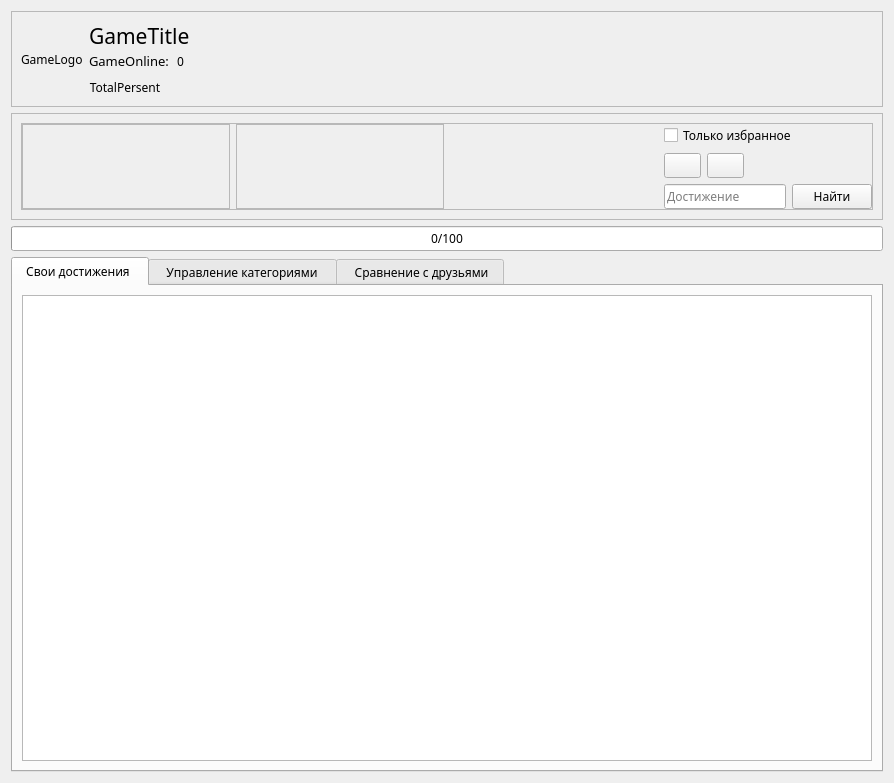
Arankir/AraSteamManager, file AraSteamManager/AchievementsSubForms/formachievements.ui: the form before one commit.
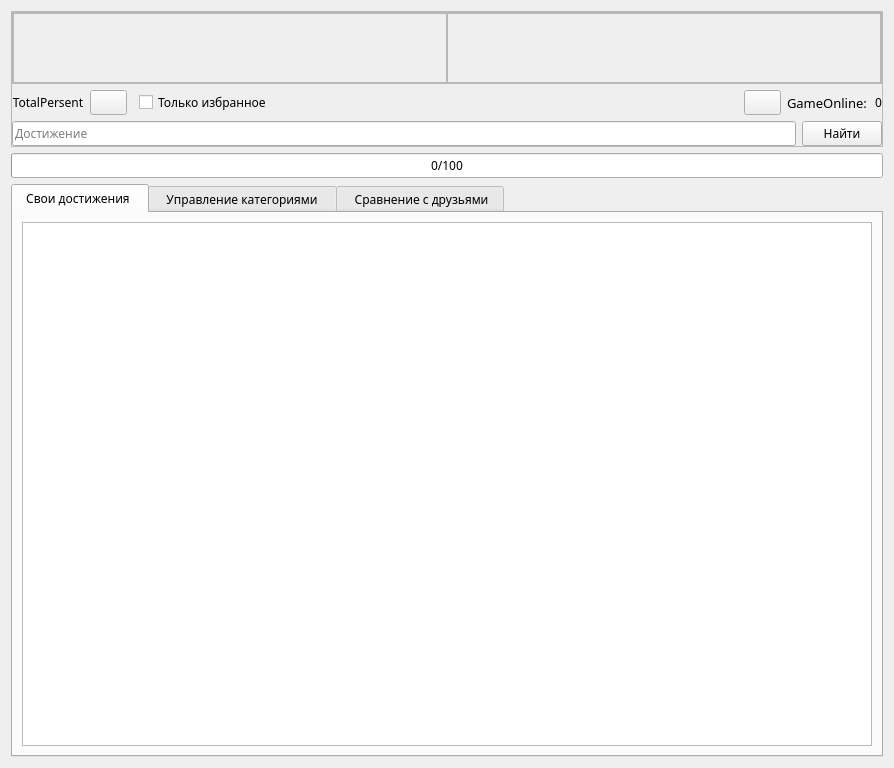
The form after the commit. The open tabs and pages were chosen to show the change. Custom widgets are drawn as their Qt base class.

```diff
--- a/AraSteamManager/AchievementsSubForms/formachievements.ui
+++ b/AraSteamManager/AchievementsSubForms/formachievements.ui
@@ -20,188 +20,6 @@
   </property>
   <layout class="QVBoxLayout" name="verticalLayout_6">
    <item>
-    <widget class="QFrame" name="FrameGameInfo">
-     <property name="maximumSize">
-      <size>
-       <width>16777215</width>
-       <height>100</height>
-      </size>
-     </property>
-     <property name="frameShape">
-      <enum>QFrame::StyledPanel</enum>
-     </property>
-     <property name="frameShadow">
-      <enum>QFrame::Raised</enum>
-     </property>
-     <layout class="QHBoxLayout" name="horizontalLayout_7">
-      <item>
-       <layout class="QVBoxLayout" name="verticalLayout_7">
-        <item>
-         <widget class="QLabel" name="LabelGameLogo">
-          <property name="sizePolicy">
-           <sizepolicy hsizetype="Minimum" vsizetype="Preferred">
-            <horstretch>0</horstretch>
-            <verstretch>0</verstretch>
-           </sizepolicy>
-          </property>
-          <property name="text">
-           <string notr="true">GameLogo</string>
-          </property>
-         </widget>
-        </item>
-       </layout>
-      </item>
-      <item>
-       <layout class="QVBoxLayout" name="verticalLayout_8">
-        <item>
-         <layout class="QVBoxLayout" name="verticalLayout">
-          <property name="spacing">
-           <number>0</number>
-          </property>
-          <item>
-           <layout class="QHBoxLayout" name="horizontalLayout_4">
-            <item>
-             <widget class="QLabel" name="LabelGameTitle">
-              <property name="sizePolicy">
-               <sizepolicy hsizetype="Expanding" vsizetype="Preferred">
-                <horstretch>0</horstretch>
-                <verstretch>0</verstretch>
-               </sizepolicy>
-              </property>
-              <property name="font">
-               <font>
-                <pointsize>16</pointsize>
-                <weight>50</weight>
-                <bold>false</bold>
-               </font>
-              </property>
-              <property name="text">
-               <string notr="true">GameTitle</string>
-              </property>
-             </widget>
-            </item>
-            <item>
-             <spacer name="horizontalSpacer_3">
-              <property name="orientation">
-               <enum>Qt::Horizontal</enum>
-              </property>
-              <property name="sizeHint" stdset="0">
-               <size>
-                <width>40</width>
-                <height>20</height>
-               </size>
-              </property>
-             </spacer>
-            </item>
-           </layout>
-          </item>
-          <item>
-           <layout class="QHBoxLayout" name="horizontalLayout_5">
-            <item>
-             <layout class="QHBoxLayout" name="horizontalLayout_2">
-              <property name="spacing">
-               <number>1</number>
-              </property>
-              <item>
-               <widget class="QLabel" name="LabelGameOnline">
-                <property name="sizePolicy">
-                 <sizepolicy hsizetype="Minimum" vsizetype="Preferred">
-                  <horstretch>0</horstretch>
-                  <verstretch>0</verstretch>
-                 </sizepolicy>
-                </property>
-                <property name="font">
-                 <font>
-                  <family>Ebrima</family>
-                  <pointsize>10</pointsize>
-                 </font>
-                </property>
-                <property name="text">
-                 <string>GameOnline:  </string>
-                </property>
-               </widget>
-              </item>
-              <item>
-               <widget class="QLabel" name="LabelGameOnlineValue">
-                <property name="text">
-                 <string notr="true">0</string>
-                </property>
-               </widget>
-              </item>
-             </layout>
-            </item>
-            <item>
-             <spacer name="horizontalSpacer">
-              <property name="orientation">
-               <enum>Qt::Horizontal</enum>
-              </property>
-              <property name="sizeHint" stdset="0">
-               <size>
-                <width>40</width>
-                <height>20</height>
-               </size>
-              </property>
-             </spacer>
-            </item>
-           </layout>
-          </item>
-          <item>
-           <spacer name="verticalSpacer">
-            <property name="orientation">
-             <enum>Qt::Vertical</enum>
-            </property>
-            <property name="sizeHint" stdset="0">
-             <size>
-              <width>20</width>
-              <height>40</height>
-             </size>
-            </property>
-           </spacer>
-          </item>
-         </layout>
-        </item>
-        <item>
-         <layout class="QHBoxLayout" name="horizontalLayout_6">
-          <item>
-           <widget class="QLabel" name="LabelTotalPersent">
-            <property name="text">
-             <string notr="true">TotalPersent</string>
-            </property>
-            <property name="alignment">
-             <set>Qt::AlignCenter</set>
-            </property>
-           </widget>
-          </item>
-          <item>
-           <spacer name="horizontalSpacer_2">
-            <property name="orientation">
-             <enum>Qt::Horizontal</enum>
-            </property>
-            <property name="sizeHint" stdset="0">
-             <size>
-              <width>40</width>
-              <height>20</height>
-             </size>
-            </property>
-           </spacer>
-          </item>
-         </layout>
-        </item>
-       </layout>
-      </item>
-     </layout>
-    </widget>
-   </item>
-   <item>
-    <widget class="QFrame" name="frame">
-     <property name="frameShape">
-      <enum>QFrame::StyledPanel</enum>
-     </property>
-     <property name="frameShadow">
-      <enum>QFrame::Raised</enum>
-     </property>
-     <layout class="QVBoxLayout" name="verticalLayout_9">
-      <item>
        <widget class="QFrame" name="FrameFilter">
         <property name="minimumSize">
          <size>
@@ -215,7 +33,31 @@
         <property name="frameShadow">
          <enum>QFrame::Raised</enum>
         </property>
-        <layout class="QHBoxLayout" name="horizontalLayout_13">
+     <layout class="QVBoxLayout" name="verticalLayout">
+      <property name="leftMargin">
+       <number>0</number>
+      </property>
+      <property name="topMargin">
+       <number>0</number>
+      </property>
+      <property name="rightMargin">
+       <number>0</number>
+      </property>
+      <property name="bottomMargin">
+       <number>0</number>
+      </property>
+      <item>
+       <widget class="QFrame" name="FrameCategories">
+        <property name="frameShape">
+         <enum>QFrame::StyledPanel</enum>
+        </property>
+        <property name="frameShadow">
+         <enum>QFrame::Raised</enum>
+        </property>
+        <layout class="QHBoxLayout" name="horizontalLayout_4">
+         <property name="spacing">
+          <number>0</number>
+         </property>
          <property name="leftMargin">
           <number>0</number>
          </property>
@@ -231,7 +73,7 @@
          <item>
           <widget class="QScrollArea" name="ScrollAreaCategories">
            <property name="sizePolicy">
-            <sizepolicy hsizetype="Expanding" vsizetype="Minimum">
+            <sizepolicy hsizetype="MinimumExpanding" vsizetype="Minimum">
              <horstretch>0</horstretch>
              <verstretch>0</verstretch>
             </sizepolicy>
@@ -247,8 +89,8 @@
              <rect>
               <x>0</x>
               <y>0</y>
-              <width>203</width>
-              <height>80</height>
+              <width>434</width>
+              <height>68</height>
              </rect>
             </property>
             <layout class="QFormLayout" name="layoutComboBoxCategories"/>
@@ -258,7 +100,7 @@
          <item>
           <widget class="QScrollArea" name="ScrollAreaCheckCategories">
            <property name="sizePolicy">
-            <sizepolicy hsizetype="Expanding" vsizetype="Minimum">
+            <sizepolicy hsizetype="MinimumExpanding" vsizetype="Minimum">
              <horstretch>0</horstretch>
              <verstretch>0</verstretch>
             </sizepolicy>
@@ -274,45 +116,29 @@
              <rect>
               <x>0</x>
               <y>0</y>
-              <width>203</width>
-              <height>80</height>
+              <width>434</width>
+              <height>68</height>
              </rect>
             </property>
             <layout class="QFormLayout" name="layoutCheckBoxCategories"/>
            </widget>
           </widget>
          </item>
-         <item>
-          <spacer name="horizontalSpacer_11">
-           <property name="orientation">
-            <enum>Qt::Horizontal</enum>
-           </property>
-           <property name="sizeHint" stdset="0">
-            <size>
-             <width>40</width>
-             <height>20</height>
-            </size>
-           </property>
-          </spacer>
-         </item>
-         <item>
-          <widget class="QFrame" name="FrameReachedFilter"/>
-         </item>
-         <item>
-          <layout class="QVBoxLayout" name="verticalLayout_3">
-           <item>
-            <layout class="QHBoxLayout" name="horizontalLayout_12">
-             <item>
-              <widget class="QCheckBox" name="CheckBoxFavorites">
-               <property name="text">
-                <string>Только избранное</string>
-               </property>
-              </widget>
-             </item>
-            </layout>
+        </layout>
+       </widget>
            </item>
            <item>
             <layout class="QHBoxLayout" name="horizontalLayout_10">
+        <item>
+         <widget class="QLabel" name="LabelTotalPersent">
+          <property name="text">
+           <string notr="true">TotalPersent</string>
+          </property>
+          <property name="alignment">
+           <set>Qt::AlignCenter</set>
+          </property>
+         </widget>
+        </item>
              <item>
               <widget class="QPushButton" name="ButtonUpdate">
                <property name="sizePolicy">
@@ -329,6 +155,36 @@
                </property>
               </widget>
              </item>
+        <item>
+         <widget class="FormCompareProfileFilter" name="FilterMyProfile" native="true">
+          <property name="sizePolicy">
+           <sizepolicy hsizetype="Minimum" vsizetype="Preferred">
+            <horstretch>0</horstretch>
+            <verstretch>0</verstretch>
+           </sizepolicy>
+          </property>
+         </widget>
+        </item>
+        <item>
+         <widget class="QCheckBox" name="CheckBoxFavorites">
+          <property name="text">
+           <string>Только избранное</string>
+          </property>
+         </widget>
+        </item>
+        <item>
+         <spacer name="horizontalSpacer_5">
+          <property name="orientation">
+           <enum>Qt::Horizontal</enum>
+          </property>
+          <property name="sizeHint" stdset="0">
+           <size>
+            <width>40</width>
+            <height>20</height>
+           </size>
+          </property>
+         </spacer>
+        </item>
              <item>
               <widget class="QPushButton" name="ButtonGuides">
                <property name="sizePolicy">
@@ -346,17 +202,37 @@
               </widget>
              </item>
              <item>
-              <spacer name="horizontalSpacer_5">
-               <property name="orientation">
-                <enum>Qt::Horizontal</enum>
-               </property>
-               <property name="sizeHint" stdset="0">
-                <size>
-                 <width>40</width>
-                 <height>20</height>
-                </size>
-               </property>
-              </spacer>
+         <layout class="QHBoxLayout" name="horizontalLayout_2">
+          <property name="spacing">
+           <number>1</number>
+          </property>
+          <item>
+           <widget class="QLabel" name="LabelGameOnline">
+            <property name="sizePolicy">
+             <sizepolicy hsizetype="Minimum" vsizetype="Preferred">
+              <horstretch>0</horstretch>
+              <verstretch>0</verstretch>
+             </sizepolicy>
+            </property>
+            <property name="font">
+             <font>
+              <family>Ebrima</family>
+              <pointsize>10</pointsize>
+             </font>
+            </property>
+            <property name="text">
+             <string>GameOnline:  </string>
+            </property>
+           </widget>
+          </item>
+          <item>
+           <widget class="QLabel" name="LabelGameOnlineValue">
+            <property name="text">
+             <string notr="true">0</string>
+            </property>
+           </widget>
+          </item>
+         </layout>
              </item>
             </layout>
            </item>
@@ -388,11 +264,6 @@
             </layout>
            </item>
           </layout>
-         </item>
-        </layout>
-       </widget>
-      </item>
-     </layout>
     </widget>
    </item>
    <item>
@@ -632,6 +503,12 @@
    <header>AchievementsSubForms\formachievementscategoriesedit.h</header>
    <container>1</container>
   </customwidget>
+  <customwidget>
+   <class>FormCompareProfileFilter</class>
+   <extends>QWidget</extends>
+   <header>AchievementsSubForms\formcompareprofilefilter.h</header>
+   <container>1</container>
+  </customwidget>
  </customwidgets>
  <resources/>
  <connections/>
```
Left out of the diff: 4 changed lines with no effect on the pictures. Lines whose indentation alone changed are shown as unchanged.
